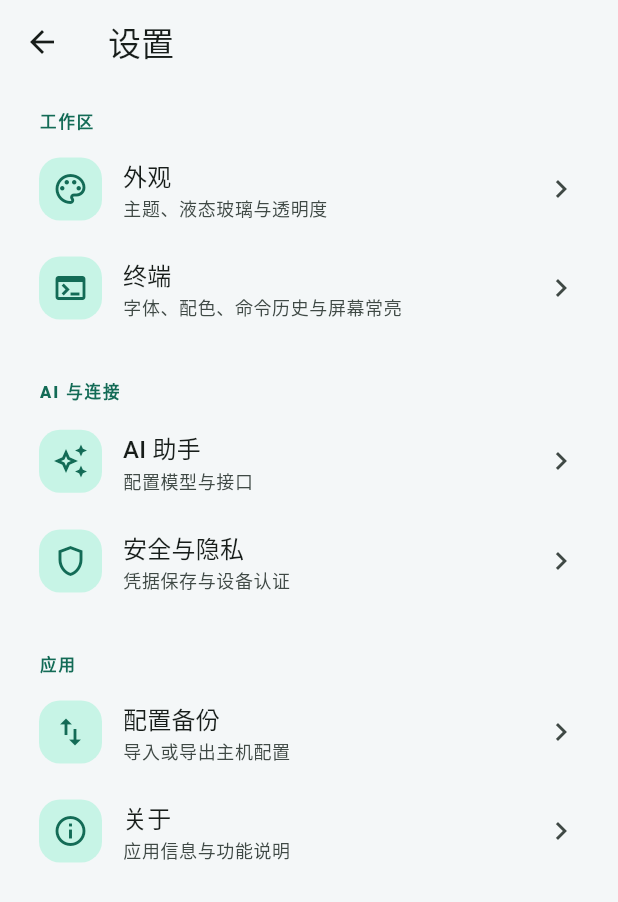
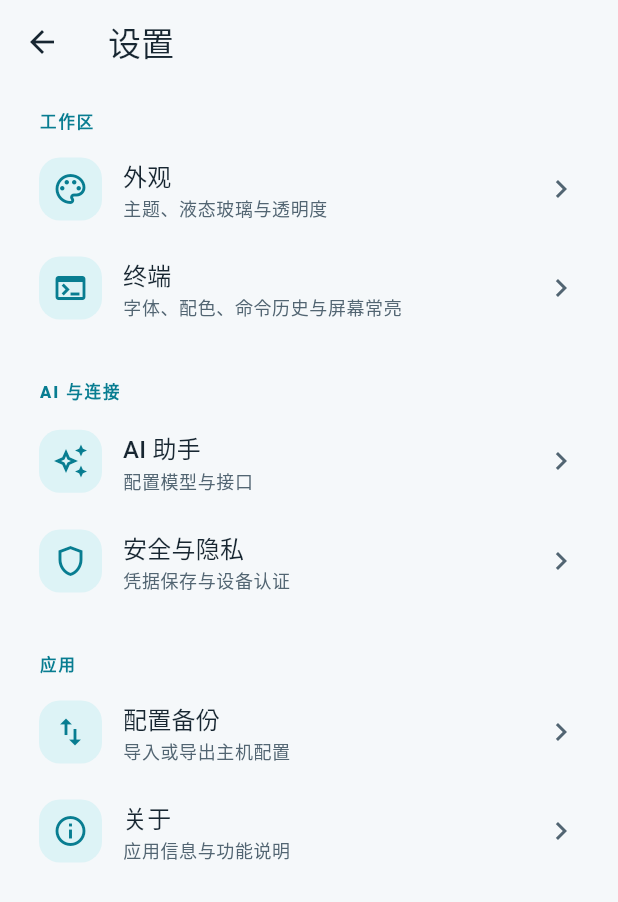
Before and after one commit to 976853694/PocketSSH, a Flutter app: the screen it shows after launch, after a tap on the "settings" icon, on a phone screen of 412 x 824 dp. Shown: the top 902 px of the screen. Run offline on Flutter 3.47's test engine with Material 3 defaults, Android fonts, the phone set to English and light mode, and no system bars; our stand-ins replace flutter_secure_storage, local_auth, wakelock_plus; missing offline and left inert: dartssh2, file_selector, xterm2.

Commit message:
Unify PocketSSH blue cyan color palette

```diff
--- /dev/null
+++ b/lib/core/app_palette.dart
@@ -0,0 +1,137 @@
+import 'package:flutter/material.dart';
+
+abstract final class AppPalette {
+  static const accent = Color(0xff42c3d5);
+  static const lightPrimary = Color(0xff087d91);
+  static const darkPrimary = Color(0xff62d4e3);
+  static const lightSurface = Color(0xfff5f8fa);
+  static const darkSurface = Color(0xff0b141c);
+  static const darkOnPrimary = Color(0xff06232a);
+  static const darkOnSecondary = Color(0xff14232d);
+  static const darkOnTertiary = Color(0xff182344);
+  static const darkOnError = Color(0xff39000e);
+  static const lightPrimaryContainer = Color(0xffc9eef2);
+  static const darkPrimaryContainer = Color(0xff173b47);
+  static const lightOnPrimaryContainer = Color(0xff10363e);
+  static const darkOnPrimaryContainer = Color(0xffc8f5f8);
+  static const lightSecondary = Color(0xff526e7d);
+  static const darkSecondary = Color(0xffa3c0d0);
+  static const lightSecondaryContainer = Color(0xffdce8ee);
+  static const darkSecondaryContainer = Color(0xff263b49);
+  static const lightOnSecondaryContainer = Color(0xff1a303a);
+  static const darkOnSecondaryContainer = Color(0xffdbeaf0);
+  static const lightTertiary = Color(0xff4b5e9b);
+  static const darkTertiary = Color(0xffa7bbff);
+  static const lightTertiaryContainer = Color(0xffe0e6ff);
+  static const darkTertiaryContainer = Color(0xff303c65);
+  static const lightOnTertiaryContainer = Color(0xff202f62);
+  static const darkOnTertiaryContainer = Color(0xffe1e7ff);
+  static const lightError = Color(0xffb4233c);
+  static const darkError = Color(0xffff8198);
+  static const lightErrorContainer = Color(0xffffd9df);
+  static const darkErrorContainer = Color(0xff5a1b2b);
+  static const lightOnErrorContainer = Color(0xff5e1021);
+  static const darkOnErrorContainer = Color(0xffffdce2);
+  static const lightOnSurface = Color(0xff172631);
+  static const darkOnSurface = Color(0xffe7f0f5);
+  static const lightOnSurfaceVariant = Color(0xff526572);
+  static const darkOnSurfaceVariant = Color(0xffa5b7c3);
+  static const lightOutline = Color(0xff7e929e);
+  static const darkOutline = Color(0xff637987);
+  static const lightOutlineVariant = Color(0xffd6e1e7);
+  static const darkOutlineVariant = Color(0xff2b3c48);
+  static const lightSurfaceContainerLowest = Color(0xffffffff);
+  static const darkSurfaceContainerLowest = Color(0xff070d12);
+  static const lightSurfaceContainerLow = Color(0xffedf3f6);
+  static const darkSurfaceContainerLow = Color(0xff111d26);
+  static const lightSurfaceContainer = Color(0xffe7eef2);
+  static const darkSurfaceContainer = Color(0xff17242e);
+  static const lightSurfaceContainerHigh = Color(0xffe0e9ee);
+  static const darkSurfaceContainerHigh = Color(0xff202f3a);
+  static const lightSurfaceContainerHighest = Color(0xffd9e4e9);
+  static const darkSurfaceContainerHighest = Color(0xff2a3b47);
+  static const heroTop = Color(0xff102535);
+  static const heroMiddle = Color(0xff143d52);
+  static const heroBottom = Color(0xff125566);
+  static const heroHighlight = Color(0xffaeeaf2);
+  static const heroText = Color(0xffc9f3f5);
+  static const heroButton = Color(0xffd9f5f8);
+  static const heroButtonText = Color(0xff123441);
+
+  static const terminalDarkBackground = Color(0xff08121a);
+  static const terminalDarkForeground = Color(0xffdce9ef);
+  static const terminalDarkBlack = Color(0xff08121a);
+  static const terminalDarkWhite = Color(0xfff6fbfd);
+  static const terminalLightBackground = Color(0xfff5f8fa);
+  static const terminalLightForeground = Color(0xff172631);
+  static const terminalLightBlack = Color(0xff20303c);
+  static const terminalLightWhite = Color(0xff111a20);
+
+  static const terminalRed = Color(0xffd86f82);
+  static const terminalGreen = Color(0xff47b995);
+  static const terminalYellow = Color(0xffd8ae60);
+  static const terminalBlue = Color(0xff5d9ecf);
+  static const terminalMagenta = Color(0xffa98bd0);
+  static const terminalCyan = Color(0xff42aebb);
+  static const terminalBrightRed = Color(0xfff18b9b);
+  static const terminalBrightGreen = Color(0xff72d8ad);
+  static const terminalBrightYellow = Color(0xfff0cf7f);
+  static const terminalBrightBlue = Color(0xff8dc4ec);
+  static const terminalBrightMagenta = Color(0xffc4a9ed);
+  static const terminalBrightCyan = Color(0xff77dbe4);
+  static const terminalBrightBlack = Color(0xff758995);
+  static const terminalSelection = Color(0xff54c9da);
+  static const terminalSearch = Color(0xffe7c96e);
+  static const terminalSearchCurrent = Color(0xff53d6bd);
+
+  static ColorScheme scheme(Brightness brightness) {
+    final dark = brightness == Brightness.dark;
+    return ColorScheme.fromSeed(
+      seedColor: accent,
+      brightness: brightness,
+      surface: dark ? darkSurface : lightSurface,
+    ).copyWith(
+      primary: dark ? darkPrimary : lightPrimary,
+      onPrimary: dark ? darkOnPrimary : Colors.white,
+      primaryContainer: dark ? darkPrimaryContainer : lightPrimaryContainer,
+      onPrimaryContainer: dark
+          ? darkOnPrimaryContainer
+          : lightOnPrimaryContainer,
+      secondary: dark ? darkSecondary : lightSecondary,
+      onSecondary: dark ? darkOnSecondary : Colors.white,
+      secondaryContainer: dark
+          ? darkSecondaryContainer
+          : lightSecondaryContainer,
+      onSecondaryContainer: dark
+          ? darkOnSecondaryContainer
+          : lightOnSecondaryContainer,
+      tertiary: dark ? darkTertiary : lightTertiary,
+      onTertiary: dark ? darkOnTertiary : Colors.white,
+      tertiaryContainer: dark ? darkTertiaryContainer : lightTertiaryContainer,
+      onTertiaryContainer: dark
+          ? darkOnTertiaryContainer
+          : lightOnTertiaryContainer,
+      error: dark ? darkError : lightError,
+      onError: dark ? darkOnError : Colors.white,
+      errorContainer: dark ? darkErrorContainer : lightErrorContainer,
+      onErrorContainer: dark ? darkOnErrorContainer : lightOnErrorContainer,
+      onSurface: dark ? darkOnSurface : lightOnSurface,
+      onSurfaceVariant: dark ? darkOnSurfaceVariant : lightOnSurfaceVariant,
+      outline: dark ? darkOutline : lightOutline,
+      outlineVariant: dark ? darkOutlineVariant : lightOutlineVariant,
+      surfaceContainerLowest: dark
+          ? darkSurfaceContainerLowest
+          : lightSurfaceContainerLowest,
+      surfaceContainerLow: dark
+          ? darkSurfaceContainerLow
+          : lightSurfaceContainerLow,
+      surfaceContainer: dark ? darkSurfaceContainer : lightSurfaceContainer,
+      surfaceContainerHigh: dark
+          ? darkSurfaceContainerHigh
+          : lightSurfaceContainerHigh,
+      surfaceContainerHighest: dark
+          ? darkSurfaceContainerHighest
+          : lightSurfaceContainerHighest,
+    );
+  }
+}
--- a/lib/main.dart
+++ b/lib/main.dart
@@ -6,6 +6,7 @@ import 'package:flutter/material.dart';
 import 'package:flutter/services.dart';
 
 import 'core/ai_endpoint.dart';
+import 'core/app_palette.dart';
 import 'core/ai_headers.dart';
 import 'core/agent_context.dart';
 import 'core/app_store.dart';
@@ -78,13 +79,8 @@ class _PocketSshAppState extends State<PocketSshApp> {
   );
 
   ThemeData _theme(Brightness brightness) {
-    final colors = ColorScheme.fromSeed(
-      seedColor: const Color(0xff16b995),
-      brightness: brightness,
-      surface: brightness == Brightness.dark
-          ? const Color(0xff10171d)
-          : const Color(0xfff4f7f8),
-    );
+    final dark = brightness == Brightness.dark;
+    final colors = AppPalette.scheme(brightness);
     final fieldBorder = OutlineInputBorder(
       borderRadius: BorderRadius.circular(14),
       borderSide: BorderSide(color: colors.outlineVariant),
@@ -102,11 +98,17 @@ class _PocketSshAppState extends State<PocketSshApp> {
       ),
       inputDecorationTheme: InputDecorationTheme(
         filled: true,
-        fillColor: colors.surfaceContainerHighest.withValues(alpha: .45),
+        fillColor: colors.surfaceContainerHighest.withValues(
+          alpha: dark ? .48 : .62,
+        ),
         border: fieldBorder,
         enabledBorder: fieldBorder,
         focusedBorder: fieldBorder.copyWith(
           borderSide: BorderSide(color: colors.primary, width: 1.5),
+        ),
+        labelStyle: TextStyle(color: colors.onSurfaceVariant),
+        hintStyle: TextStyle(
+          color: colors.onSurfaceVariant.withValues(alpha: .8),
         ),
       ),
       cardTheme: CardThemeData(
@@ -114,13 +116,26 @@ class _PocketSshAppState extends State<PocketSshApp> {
         color: colors.surfaceContainerLow,
         shape: RoundedRectangleBorder(
           borderRadius: BorderRadius.circular(18),
-          side: BorderSide(color: colors.outlineVariant.withValues(alpha: .6)),
+          side: BorderSide(color: colors.outlineVariant.withValues(alpha: .75)),
         ),
       ),
       navigationBarTheme: NavigationBarThemeData(
         backgroundColor: colors.surface,
         elevation: 0,
         indicatorColor: colors.primaryContainer,
+        labelTextStyle: WidgetStatePropertyAll(
+          TextStyle(color: colors.onSurfaceVariant),
+        ),
+      ),
+      dividerTheme: DividerThemeData(
+        color: colors.outlineVariant,
+        thickness: 1,
+        space: 1,
+      ),
+      snackBarTheme: SnackBarThemeData(
+        backgroundColor: colors.inverseSurface,
+        contentTextStyle: TextStyle(color: colors.onInverseSurface),
+        behavior: SnackBarBehavior.floating,
       ),
     );
   }
@@ -1891,7 +1906,11 @@ class _WorkspaceHero extends StatelessWidget {
           gradient: const LinearGradient(
             begin: Alignment.topLeft,
             end: Alignment.bottomRight,
-            colors: [Color(0xff142a31), Color(0xff174e4a), Color(0xff0d7669)],
+            colors: [
+              AppPalette.heroTop,
+              AppPalette.heroMiddle,
+              AppPalette.heroBottom,
+            ],
           ),
           boxShadow: [
             BoxShadow(
@@ -1927,7 +1946,7 @@ class _WorkspaceHero extends StatelessWidget {
                       const Icon(
                         Icons.shield_outlined,
                         size: 16,
-                        color: Color(0xffa5f1dd),
+                        color: AppPalette.heroHighlight,
                       ),
                       const SizedBox(width: 7),
                       Expanded(
@@ -1937,7 +1956,7 @@ class _WorkspaceHero extends StatelessWidget {
                           overflow: TextOverflow.ellipsis,
                           style: Theme.of(context).textTheme.labelSmall
                               ?.copyWith(
-                                color: const Color(0xffbcece0),
+                                color: AppPalette.heroText,
                                 fontWeight: FontWeight.w700,
                                 letterSpacing: 1.1,
                               ),
@@ -1983,8 +2002,8 @@ class _WorkspaceHero extends StatelessWidget {
                     children: [
                       FilledButton.icon(
                         style: FilledButton.styleFrom(
-                          backgroundColor: const Color(0xffe3fff5),
-                          foregroundColor: const Color(0xff103b35),
+                          backgroundColor: AppPalette.heroButton,
+                          foregroundColor: AppPalette.heroButtonText,
                         ),
                         onPressed: onQuickConnect,
                         icon: const Icon(Icons.bolt_rounded),
```
Also changed, not shown: lib/features/terminal/terminal_page.dart (+30 -21 lines), 1 other file.
